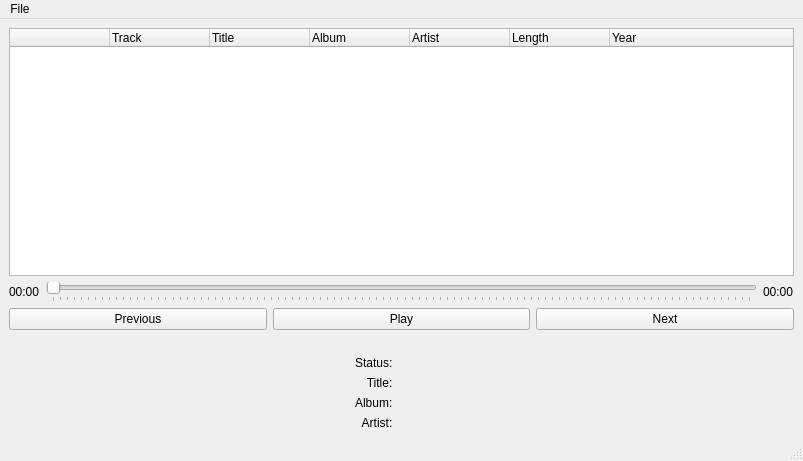
This is ui/max.ui in twincie/max as Qt 5 draws it before an edit. The edited form follows.
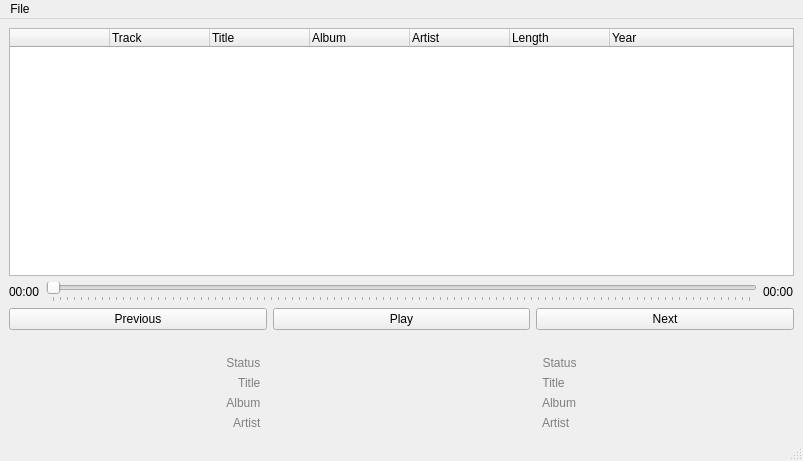
This is the edited form.

Commit message: improve aesthetics of status hints

The edit to the form file:
```diff
--- a/ui/max.ui
+++ b/ui/max.ui
@@ -126,8 +126,11 @@
      <layout class="QGridLayout" name="gridLayout">
       <item row="2" column="0">
        <widget class="QLabel" name="label_4">
+        <property name="styleSheet">
+         <string notr="true">color: grey;</string>
+        </property>
         <property name="text">
-         <string>Title:  </string>
+         <string>Title  </string>
         </property>
         <property name="alignment">
          <set>Qt::AlignRight|Qt::AlignTrailing|Qt::AlignVCenter</set>
@@ -136,8 +139,11 @@
       </item>
       <item row="4" column="0">
        <widget class="QLabel" name="label_6">
+        <property name="styleSheet">
+         <string notr="true">color: grey;</string>
+        </property>
         <property name="text">
-         <string>Artist:  </string>
+         <string>Artist  </string>
         </property>
         <property name="alignment">
          <set>Qt::AlignRight|Qt::AlignTrailing|Qt::AlignVCenter</set>
@@ -149,6 +155,9 @@
         <property name="text">
          <string/>
         </property>
+        <property name="alignment">
+         <set>Qt::AlignCenter</set>
+        </property>
        </widget>
       </item>
       <item row="3" column="1">
@@ -156,6 +165,9 @@
         <property name="text">
          <string/>
         </property>
+        <property name="alignment">
+         <set>Qt::AlignCenter</set>
+        </property>
        </widget>
       </item>
       <item row="1" column="1">
@@ -163,6 +175,9 @@
         <property name="text">
          <string/>
         </property>
+        <property name="alignment">
+         <set>Qt::AlignCenter</set>
+        </property>
        </widget>
       </item>
       <item row="2" column="1">
@@ -170,12 +185,18 @@
         <property name="text">
          <string/>
         </property>
+        <property name="alignment">
+         <set>Qt::AlignCenter</set>
+        </property>
        </widget>
       </item>
       <item row="1" column="0">
        <widget class="QLabel" name="label_3">
+        <property name="styleSheet">
+         <string notr="true">color: grey;</string>
+        </property>
         <property name="text">
-         <string>Status:  </string>
+         <string>Status  </string>
         </property>
         <property name="alignment">
          <set>Qt::AlignRight|Qt::AlignTrailing|Qt::AlignVCenter</set>
@@ -184,8 +205,11 @@
       </item>
       <item row="3" column="0">
        <widget class="QLabel" name="label_5">
+        <property name="styleSheet">
+         <string notr="true">color: grey;</string>
+        </property>
         <property name="text">
-         <string>Album:  </string>
+         <string>Album  </string>
         </property>
         <property name="alignment">
          <set>Qt::AlignRight|Qt::AlignTrailing|Qt::AlignVCenter</set>
@@ -202,6 +226,46 @@
         </property>
        </widget>
       </item>
+      <item row="1" column="2">
+       <widget class="QLabel" name="label">
+        <property name="styleSheet">
+         <string notr="true">color: grey;</string>
+        </property>
+        <property name="text">
+         <string>  Status</string>
+        </property>
+       </widget>
+      </item>
+      <item row="2" column="2">
+       <widget class="QLabel" name="label_7">
+        <property name="styleSheet">
+         <string notr="true">color: grey;</string>
+        </property>
+        <property name="text">
+         <string>  Title</string>
+        </property>
+       </widget>
+      </item>
+      <item row="3" column="2">
+       <widget class="QLabel" name="label_8">
+        <property name="styleSheet">
+         <string notr="true">color: grey;</string>
+        </property>
+        <property name="text">
+         <string>  Album</string>
+        </property>
+       </widget>
+      </item>
+      <item row="4" column="2">
+       <widget class="QLabel" name="label_9">
+        <property name="styleSheet">
+         <string notr="true">color: grey;</string>
+        </property>
+        <property name="text">
+         <string>  Artist</string>
+        </property>
+       </widget>
+      </item>
      </layout>
     </item>
    </layout>
```
